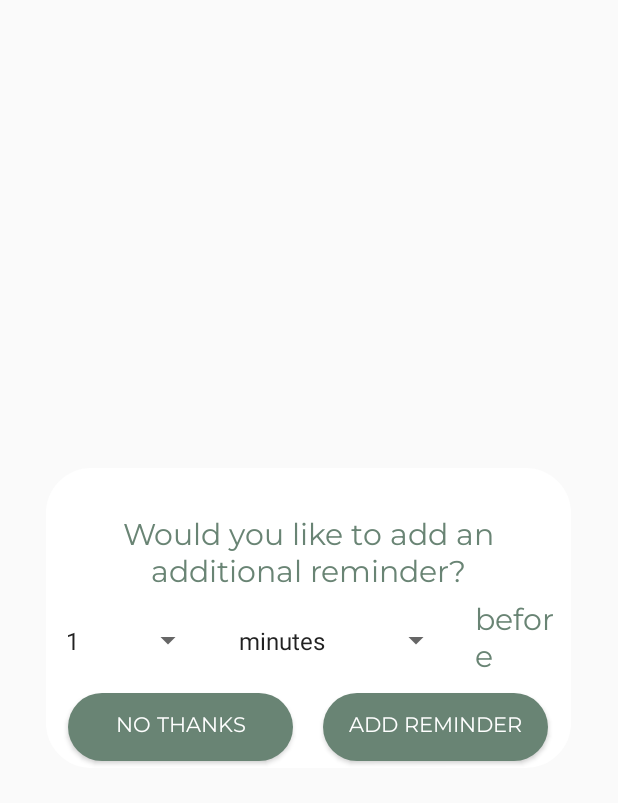
After one commit to minelloe/Planner, an Android app: the layout addreminder_popup.xml on its own in the app's theme, with its tools: preview values and no code run, on a phone screen of 412 x 824 dp. The commit adds this screen. Shown: the top 803 px of the screen. Run offline under Robolectric (Android 15) with nearby library versions, the phone set to English and light mode, and no system bars.

Commit message:
22.02.2020

```diff
--- a/app/build.gradle
+++ b/app/build.gradle
@@ -27,8 +27,14 @@ dependencies {
     implementation 'com.google.firebase:firebase-database:19.2.0'
     implementation 'com.google.firebase:firebase-auth:19.2.0'
 
+    implementation 'com.github.sundeepk:compact-calendar-view:3.0.0'
+    implementation 'com.github.mahimrocky:EventCalender:v1.0.0'
+
 
     testImplementation 'junit:junit:4.12'
     androidTestImplementation 'androidx.test:runner:1.2.0'
     androidTestImplementation 'androidx.test.espresso:espresso-core:3.2.0'
+
+    implementation 'com.github.jakebonk:NotifyMe:1.0.0'
+    implementation 'com.wdullaer:materialdatetimepicker:3.6.0'
 }
--- a/app/src/main/java/com/example/planner/Event.java
+++ b/app/src/main/java/com/example/planner/EventY.java
@@ -1,12 +1,12 @@
 package com.example.planner;
 
-public class Event {
+public class EventY {
     private String name;
     private String date;
     private String notes;
     private String time;
 
-    public Event(String Name, String Date, String Notes, String Time){
+    public EventY(String Name, String Date, String Notes, String Time){
         this.name = Name;
         this.date = Date;
         this.notes = Notes;
--- /dev/null
+++ b/app/src/main/res/drawable/custom_buttons2.xml
@@ -0,0 +1,6 @@
+<?xml version="1.0" encoding="utf-8"?>
+<shape xmlns:android="http://schemas.android.com/apk/res/android" android:shape="rectangle">
+    <solid android:color="#698474"></solid>
+    <corners android:radius="30dp"></corners>
+
+</shape>
--- a/app/src/main/res/layout/activity_event_creator.xml
+++ b/app/src/main/res/layout/activity_event_creator.xml
@@ -104,8 +104,10 @@
         android:textColor="#698474"
         app:layout_constraintBottom_toBottomOf="parent"
         app:layout_constraintEnd_toEndOf="parent"
+        app:layout_constraintHorizontal_bias="0.491"
         app:layout_constraintStart_toStartOf="parent"
         app:layout_constraintTop_toBottomOf="@+id/etNENotes"
-        app:layout_constraintVertical_bias="0.055" />
+        app:layout_constraintVertical_bias="0.046" />
+
 
 </androidx.constraintlayout.widget.ConstraintLayout>
--- /dev/null
+++ b/app/src/main/res/layout/addreminder_popup.xml
@@ -0,0 +1,98 @@
+<?xml version="1.0" encoding="utf-8"?>
+<LinearLayout xmlns:android="http://schemas.android.com/apk/res/android"
+    android:orientation="vertical"
+    android:layout_width="350dp"
+    android:layout_height="200dp"
+    android:background="@drawable/dialog_bg"
+    android:layout_gravity="center"
+
+
+    >
+
+    <TextView
+        android:layout_width="wrap_content"
+        android:layout_height="wrap_content"
+        android:gravity="center"
+        android:fontFamily="@font/montserrat"
+        android:layout_marginTop="31dp"
+        android:text="Would you like to add an additional reminder?"
+        android:textSize="20sp"
+        android:textColor="#698474" />
+
+    <LinearLayout
+
+        android:layout_width="350dp"
+        android:layout_height="60dp"
+        android:orientation="horizontal">
+
+
+        <Spinner
+            android:id="@+id/sAmount"
+            android:layout_gravity="center"
+            android:layout_width="100dp"
+            android:layout_height="50dp"
+            android:text="10"
+            android:textSize="20sp"
+            android:layout_marginLeft="5dp"
+            android:textColor="#698474"
+            android:fontFamily="@font/montserrat"
+            android:entries="@array/Spinner_amount_items"/>
+
+        <Spinner
+            android:id="@+id/sType"
+            android:layout_gravity="center"
+            android:layout_width="150dp"
+            android:layout_height="50dp"
+            android:text="days"
+            android:layout_marginLeft="15dp"
+            android:textSize="20sp"
+            android:fontFamily="@font/montserrat"
+            android:textColor="#698474"
+            android:entries="@array/Spinner_type_items"/>
+
+
+        <TextView
+            android:layout_width="wrap_content"
+            android:layout_height="wrap_content"
+            android:layout_gravity="center"
+            android:fontFamily="@font/montserrat"
+            android:layout_marginLeft="15dp"
+            android:text="before"
+            android:textSize="20sp"
+            android:textColor="#698474" />
+
+    </LinearLayout>
+
+    <LinearLayout
+
+        android:layout_width="match_parent"
+        android:layout_height="match_parent"
+        android:gravity="center"
+        android:orientation="horizontal">
+
+        <Button
+            android:layout_gravity="center"
+            android:id="@+id/btnConfirmReminder"
+            android:layout_width="150dp"
+            android:layout_height="45dp"
+            android:background="@drawable/custom_buttons2"
+            android:fontFamily="@font/montserrat"
+            android:layout_marginRight="20dp"
+            android:text="No thanks"
+            android:textColor="#FFFF" />
+
+        <Button
+            android:layout_gravity="center"
+            android:id="@+id/btnRefuseNotif"
+            android:layout_width="150dp"
+            android:layout_height="45dp"
+            android:background="@drawable/custom_buttons2"
+            android:fontFamily="@font/montserrat"
+            android:text="Add reminder"
+            android:textColor="#FFFF" />
+
+    </LinearLayout>
+
+
+
+</LinearLayout>
--- /dev/null
+++ b/app/src/main/res/values/spinner_amount_values.xml
@@ -0,0 +1,13 @@
+<?xml version="1.0" encoding="utf-8"?>
+<resources>
+    <string name="spinner_amount">Spinner Amount</string>
+    <string-array name="Spinner_amount_items">
+        <item>1</item>
+        <item>2</item>
+        <item>5</item>
+        <item>10</item>
+        <item>20</item>
+        <item>30</item>
+        <item>50</item>
+    </string-array>
+</resources>
--- /dev/null
+++ b/app/src/main/res/values/spinner_type_values.xml
@@ -0,0 +1,9 @@
+<?xml version="1.0" encoding="utf-8"?>
+<resources>
+    <string name="spinner_type">Spinner Type</string>
+    <string-array name="Spinner_type_items">
+        <item>minutes</item>
+        <item>hours</item>
+        <item>days</item>
+    </string-array>
+</resources>
--- a/build.gradle
+++ b/build.gradle
@@ -19,7 +19,8 @@ allprojects {
     repositories {
         google()
         jcenter()
-
+        maven {url 'https://jitpack.io'}
+        maven { url 'https://jitpack.io' }
     }
 }
 
```
Also changed, not shown: app/src/main/AndroidManifest.xml (+10 -0 lines), app/src/main/java/com/example/planner/EventCreator.java (+278 -6 lines), app/src/main/java/com/example/planner/MainPage.java (+64 -8 lines), app/src/main/res/layout/activity_main_page.xml (+39 -12 lines), app/src/main/res/layout/eventpopup.xml (+5 -5 lines).
